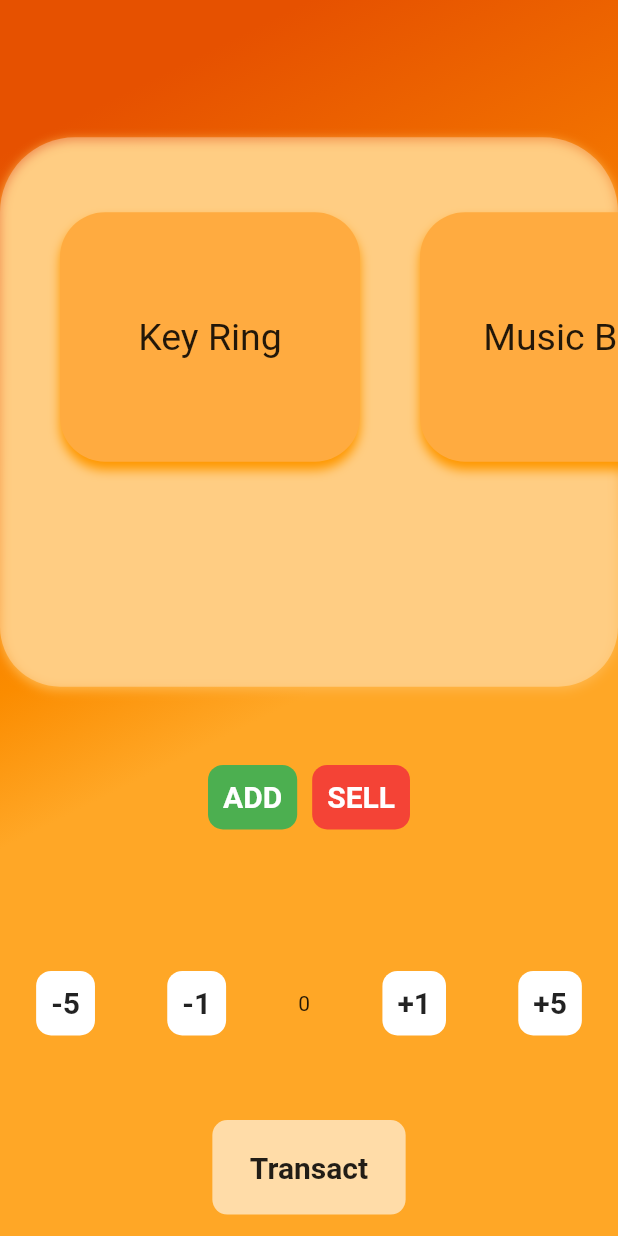
After one commit to Hasib-cirkut/Inventory_app_flutter, a Flutter app: the InventoryPage screen opened by its route, after a tap on "-5", on a phone screen of 412 x 824 dp. The commit adds this screen. Run offline on Flutter 3.47's test engine with Material 2 defaults, Android fonts, the phone set to English and light mode, and no system bars.

Commit message:
:sparkles: added inventory page

```diff
--- /dev/null
+++ b/lib/Components/BottomSheet.dart
@@ -0,0 +1,44 @@
+import 'package:flutter/material.dart';
+
+void showBottomSheetMain(
+    BuildContext context, String label, int rafeeHas, int uthsobHas) {
+  showModalBottomSheet(
+      backgroundColor: Colors.orange[300],
+      context: context,
+      shape: RoundedRectangleBorder(
+        borderRadius: BorderRadius.only(
+          topLeft: Radius.circular(50),
+          topRight: Radius.circular(50),
+        ),
+      ),
+      builder: (BuildContext context) {
+        return Container(
+          //color: Colors.orange[400],
+          child: Center(
+            child: Column(
+              mainAxisAlignment: MainAxisAlignment.center,
+              children: <Widget>[
+                Text(
+                  '$label',
+                  style: TextStyle(fontSize: 40, fontWeight: FontWeight.w300),
+                ),
+                SizedBox(
+                  height: 10,
+                ),
+                Text(
+                  'Rafee: $rafeeHas pc',
+                  style: TextStyle(fontSize: 30, fontWeight: FontWeight.w300),
+                ),
+                SizedBox(
+                  height: 10,
+                ),
+                Text(
+                  'Uthsob: $uthsobHas pc',
+                  style: TextStyle(fontSize: 30, fontWeight: FontWeight.w300),
+                ),
+              ],
+            ),
+          ),
+        );
+      });
+}
--- /dev/null
+++ b/lib/Components/CategoryPill.dart
@@ -0,0 +1,50 @@
+import 'package:flutter/material.dart';
+import 'package:inventory_flutter/Components/BottomSheet.dart';
+
+class CategoryPill extends StatelessWidget {
+  const CategoryPill(
+      {Key key,
+      @required this.label,
+      @required this.rafeeHas,
+      @required this.uthsobHas,
+      @required this.bottomSheet})
+      : super(key: key);
+
+  final String label;
+
+  final int rafeeHas;
+  final int uthsobHas;
+  final String bottomSheet;
+
+  @override
+  Widget build(BuildContext context) {
+    return Padding(
+      padding: const EdgeInsets.all(40.0).copyWith(bottom: 140, right: 0),
+      child: GestureDetector(
+        onDoubleTap: () {
+          if (bottomSheet == 'main') {
+            showBottomSheetMain(context, label, rafeeHas, uthsobHas);
+          }
+        },
+        child: Container(
+          decoration: BoxDecoration(
+              color: Colors.orangeAccent,
+              borderRadius: BorderRadius.circular(30),
+              boxShadow: [
+                BoxShadow(
+                    offset: Offset(0, 5), color: Colors.orange, blurRadius: 5)
+              ]),
+          width: 200,
+          child: Center(
+              child: Text(
+            '$label',
+            style: TextStyle(
+              fontSize: 25,
+              color: Colors.black87,
+            ),
+          )),
+        ),
+      ),
+    );
+  }
+}
--- /dev/null
+++ b/lib/Screens/InventoryPage.dart
@@ -0,0 +1,247 @@
+import 'package:flutter/material.dart';
+import 'package:inventory_flutter/Components/BackgroundGradient.dart';
+import 'package:inventory_flutter/Components/CategoryPill.dart';
+
+class InventoryPage extends StatefulWidget {
+  @override
+  _InventoryPageState createState() => _InventoryPageState();
+}
+
+class _InventoryPageState extends State<InventoryPage> {
+  int amount = 0;
+
+  void handlePillButton(String type) {
+    int tempAmount = amount;
+
+    if (type == '-5') {
+      tempAmount -= 5;
+    } else if (type == '-1') {
+      tempAmount -= 1;
+    } else if (type == '+1') {
+      tempAmount += 1;
+    } else if (type == '+5') {
+      tempAmount += 5;
+    }
+
+    if (tempAmount < 0) {
+      return;
+    } else {
+      setState(() {
+        amount = tempAmount;
+      });
+    }
+  }
+
+  @override
+  Widget build(BuildContext context) {
+    var screenHeight = MediaQuery.of(context).size.height;
+    var screenWidth = MediaQuery.of(context).size.width;
+    return Scaffold(
+      body: Container(
+        decoration: BoxDecoration(gradient: BackgroundGradient),
+        child: Column(
+          crossAxisAlignment: CrossAxisAlignment.start,
+          mainAxisAlignment: MainAxisAlignment.start,
+          children: <Widget>[
+            Expanded(
+              child: Container(),
+            ),
+            Expanded(
+              flex: 4,
+              child: Center(
+                child: Container(
+                  width: double.infinity,
+                  //height: MediaQuery.of(context).size.height * .50,
+                  decoration: BoxDecoration(
+                    boxShadow: [
+                      BoxShadow(
+                          color: Colors.orange[300],
+                          blurRadius: 5,
+                          offset: Offset(0, 2))
+                    ],
+                    color: Colors.white30,
+                    borderRadius: BorderRadius.only(
+                      topLeft: Radius.circular(50),
+                      topRight: Radius.circular(50),
+                      bottomRight: Radius.circular(40),
+                      bottomLeft: Radius.circular(40),
+                    ),
+                  ),
+                  child: ListView(
+                    padding:
+                        EdgeInsets.symmetric(vertical: 10).copyWith(right: 40),
+                    scrollDirection: Axis.horizontal,
+                    children: <Widget>[
+                      CategoryPill(
+                        label: 'Key Ring',
+                        rafeeHas: 10,
+                        uthsobHas: 20,
+                        bottomSheet: 'inventory',
+                      ),
+                      CategoryPill(
+                        label: 'Music Box',
+                        rafeeHas: 15,
+                        uthsobHas: 20,
+                        bottomSheet: 'inventory',
+                      ),
+                      CategoryPill(
+                        label: 'Wallet',
+                        rafeeHas: 13,
+                        uthsobHas: 0,
+                        bottomSheet: 'inventory',
+                      ),
+                    ],
+                  ),
+                ),
+              ),
+            ),
+            Expanded(
+              flex: 3,
+              child: Container(
+                child: Column(
+                  children: <Widget>[
+                    SizedBox(
+                      height: 10,
+                    ),
+                    Expanded(
+                      child: Row(
+                        mainAxisAlignment: MainAxisAlignment.center,
+                        children: <Widget>[
+                          AddSellButton(
+                            label: 'ADD',
+                            icon: Icons.add,
+                          ),
+                          SizedBox(
+                            width: 10,
+                          ),
+                          AddSellButton(
+                            label: 'SELL',
+                            icon: Icons.close,
+                          )
+                        ],
+                      ),
+                    ),
+                    SizedBox(
+                      height: 10,
+                    ),
+                    Expanded(
+                      child: Row(
+                        mainAxisAlignment: MainAxisAlignment.spaceAround,
+                        children: <Widget>[
+                          GestureDetector(
+                            onTap: () {
+                              handlePillButton('-5');
+                            },
+                            child: PillButton(
+                              label: '-5',
+                            ),
+                          ),
+                          GestureDetector(
+                            onTap: () {
+                              handlePillButton('-1');
+                            },
+                            child: PillButton(
+                              label: '-1',
+                            ),
+                          ),
+                          Text('$amount'),
+                          GestureDetector(
+                            onTap: () {
+                              handlePillButton('+1');
+                            },
+                            child: PillButton(
+                              label: '+1',
+                            ),
+                          ),
+                          GestureDetector(
+                            onTap: () {
+                              handlePillButton('+5');
+                            },
+                            child: PillButton(
+                              label: '+5',
+                            ),
+                          ),
+                        ],
+                      ),
+                    )
+                  ],
+                ),
+              ),
+            ),
+            Expanded(
+              flex: 1,
+              child: Container(
+                child: Center(
+                  child: GestureDetector(
+                    onTap: () {
+                      Navigator.pop(context);
+                    },
+                    child: Container(
+                      decoration: BoxDecoration(
+                        color: Colors.white60,
+                        borderRadius: BorderRadius.all(
+                          Radius.circular(10),
+                        ),
+                      ),
+                      child: Padding(
+                        padding: const EdgeInsets.symmetric(
+                            vertical: 20, horizontal: 25),
+                        child: Text(
+                          'Transact',
+                          style: TextStyle(
+                              fontWeight: FontWeight.bold, fontSize: 20),
+                        ),
+                      ),
+                    ),
+                  ),
+                ),
+              ),
+            )
+          ],
+        ),
+      ),
+    );
+  }
+}
+
+class PillButton extends StatelessWidget {
+  const PillButton({@required this.label});
+
+  final String label;
+
+  @override
+  Widget build(BuildContext context) {
+    return Container(
+      child: Text(
+        '$label',
+        style: TextStyle(fontSize: 20, fontWeight: FontWeight.bold),
+      ),
+      decoration: BoxDecoration(
+          color: Colors.white, borderRadius: BorderRadius.circular(10)),
+      padding: EdgeInsets.all(10),
+    );
+  }
+}
+
+class AddSellButton extends StatelessWidget {
+  AddSellButton({@required this.label, @required this.icon});
+
+  final String label;
+  final IconData icon;
+
+  @override
+  Widget build(BuildContext context) {
+    return Container(
+      padding: EdgeInsets.all(10),
+      decoration: BoxDecoration(
+        borderRadius: BorderRadius.circular(10),
+        color: label == 'ADD' ? Colors.green : Colors.red,
+      ),
+      child: Text(
+        label,
+        style: TextStyle(
+            color: Colors.white, fontWeight: FontWeight.bold, fontSize: 20),
+      ),
+    );
+  }
+}
--- a/lib/main.dart
+++ b/lib/main.dart
@@ -1,5 +1,7 @@
 import 'package:flutter/material.dart';
 import 'package:inventory_flutter/Components/BackGroundGradient.dart';
+import 'package:inventory_flutter/Screens/InventoryPage.dart';
+import 'Components/CategoryPill.dart';
 import 'Screens/LoginPage.dart';
 
 void main() => runApp(MyApp());
@@ -11,7 +13,12 @@ class MyApp extends StatelessWidget {
     return MaterialApp(
       debugShowCheckedModeBanner: false,
       title: 'Inventory Management',
-      home: MainPage(),
+      initialRoute: '/',
+      routes: {
+        '/': (context) => MainPage(),
+        '/login': (context) => LoginPage(),
+        '/inventory': (context) => InventoryPage()
+      },
       theme: ThemeData(
         primaryColor: Color(0xFFFF9800),
         primaryColorDark: Color(0xFFF57C00),
@@ -88,16 +95,19 @@ class _MainPageState extends State<MainPage> {
                         label: 'Key Ring',
                         rafeeHas: 10,
                         uthsobHas: 20,
+                        bottomSheet: 'main',
                       ),
                       CategoryPill(
                         label: 'Music Box',
                         rafeeHas: 15,
                         uthsobHas: 20,
+                        bottomSheet: 'main',
                       ),
                       CategoryPill(
                         label: 'Wallet',
                         rafeeHas: 13,
                         uthsobHas: 0,
+                        bottomSheet: 'main',
                       ),
                     ],
                   ),
@@ -108,6 +118,10 @@ class _MainPageState extends State<MainPage> {
               flex: 2,
               child: Container(
                 child: Center(
+                  child: GestureDetector(
+                    onTap: () {
+                      Navigator.pushNamed(context, '/inventory');
+                    },
                     child: Container(
                       decoration: BoxDecoration(
                         color: Colors.white60,
@@ -127,6 +141,7 @@ class _MainPageState extends State<MainPage> {
                     ),
                   ),
                 ),
+              ),
             )
           ],
         ),
@@ -134,85 +149,3 @@ class _MainPageState extends State<MainPage> {
     );
   }
 }
-
-class CategoryPill extends StatelessWidget {
-  const CategoryPill(
-      {Key key,
-      @required this.label,
-      @required this.rafeeHas,
-      @required this.uthsobHas})
-      : super(key: key);
-
-  final String label;
-
-  final int rafeeHas;
-  final int uthsobHas;
-
-  Widget buildBottomSheet(BuildContext context) {
-    return Container(
-        //color: Colors.orange[400],
-        child: Center(
-      child: Column(
-        mainAxisAlignment: MainAxisAlignment.center,
-        children: <Widget>[
-          Text(
-            '$label',
-            style: TextStyle(fontSize: 40, fontWeight: FontWeight.w300),
-          ),
-          SizedBox(
-            height: 10,
-          ),
-          Text(
-            'Rafee: $rafeeHas pc',
-            style: TextStyle(fontSize: 30, fontWeight: FontWeight.w300),
-          ),
-          SizedBox(
-            height: 10,
-          ),
-          Text(
-            'Uthsob: $uthsobHas pc',
-            style: TextStyle(fontSize: 30, fontWeight: FontWeight.w300),
-          ),
-        ],
-      ),
-    ));
-  }
-
-  @override
-  Widget build(BuildContext context) {
-    return Padding(
-      padding: const EdgeInsets.all(40.0).copyWith(bottom: 140, right: 0),
-      child: GestureDetector(
-        onDoubleTap: () {
-          showModalBottomSheet(
-            backgroundColor: Colors.orange[300],
-            context: context,
-            builder: buildBottomSheet,
-            shape: RoundedRectangleBorder(
-              borderRadius: BorderRadius.only(
-                  topLeft: Radius.circular(50), topRight: Radius.circular(50)),
-            ),
-          );
-        },
-        child: Container(
-          decoration: BoxDecoration(
-              color: Colors.orangeAccent,
-              borderRadius: BorderRadius.circular(30),
-              boxShadow: [
-                BoxShadow(
-                    offset: Offset(0, 5), color: Colors.orange, blurRadius: 5)
-              ]),
-          width: 200,
-          child: Center(
-              child: Text(
-            '$label',
-            style: TextStyle(
-              fontSize: 25,
-              color: Colors.black87,
-            ),
-          )),
-        ),
-      ),
-    );
-  }
-}
```
Lines whose indentation alone changed are shown as unchanged.
